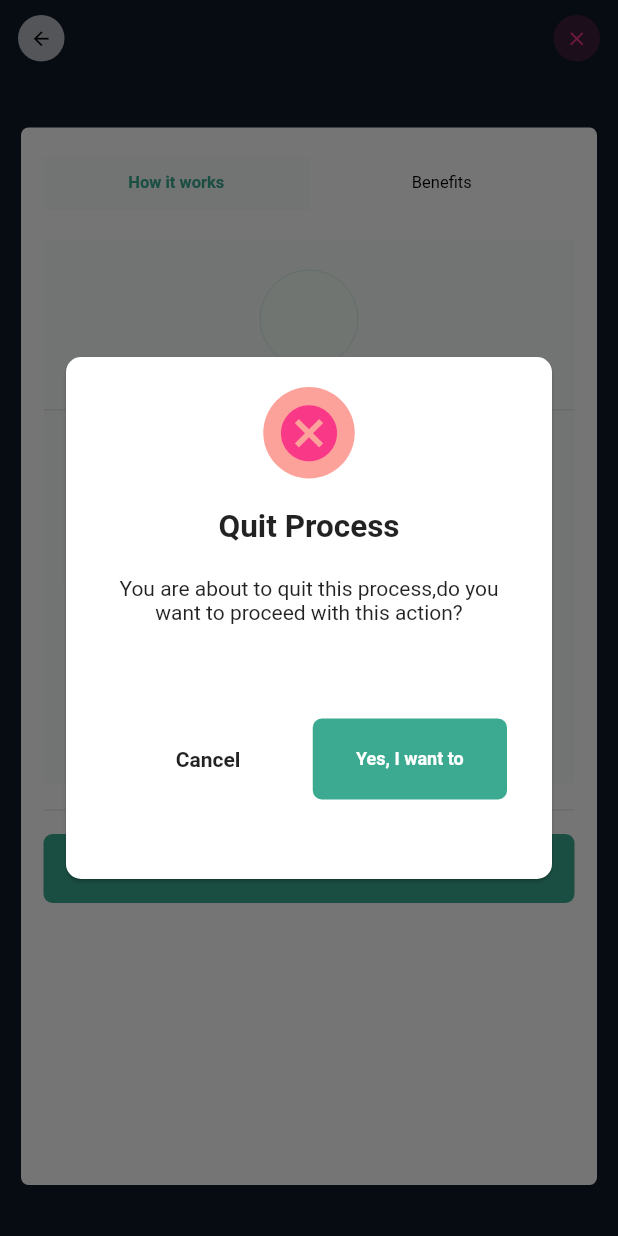
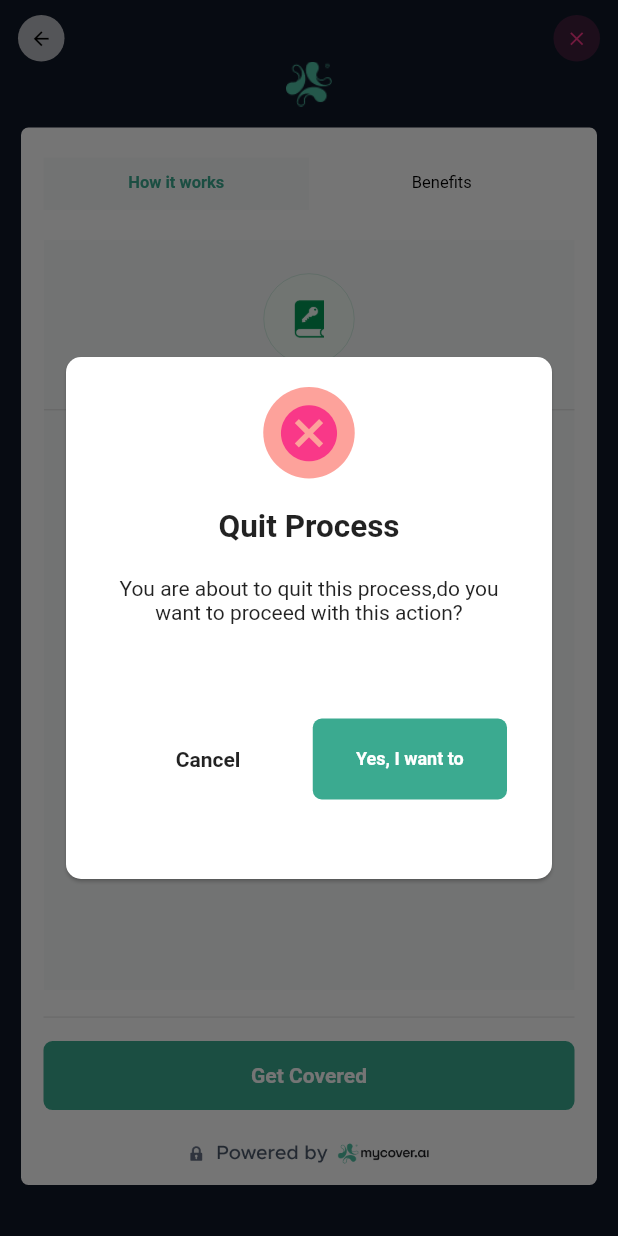
Before and after one commit to ibuildgenius/mca-flutter-sdk, a Flutter app: the MyCover screen opened directly with empty values, after a tap on the "close" icon, on a phone screen of 412 x 824 dp. Run offline on Flutter 3.47's test engine with Material 2 defaults, Android fonts, the phone set to English and light mode, and no system bars; our stand-ins replace after_layout, camera, fluttertoast, geolocator, get, image_picker and 2 more; missing offline and left inert: video_compress; network calls fail; Roboto replaces fonts that are missing (Space).

Commit message:
fit path issues

```diff
--- a/example/pubspec.yaml
+++ b/example/pubspec.yaml
@@ -19,6 +19,7 @@ version: 1.0.0+1
 
 environment:
   sdk: ">=2.16.2 <3.0.0"
+  flutter: ">=1.17.0"
 
 # Dependencies specify other packages that your package needs in order to work.
 # To automatically upgrade your package dependencies to the latest versions
--- a/lib/src/inspection/camera_summary.dart
+++ b/lib/src/inspection/camera_summary.dart
@@ -148,7 +148,7 @@ inspectionSummary(context,
           child: Image.asset(
             'assets/images/checkout.png',
             width: width(context) * 0.2,
-            package: 'mca_flutter_sdk',
+            package: 'mca_official_flutter_sdk',
           ),
         ),
         const Center(
--- a/lib/src/inspection/completed.dart
+++ b/lib/src/inspection/completed.dart
@@ -20,7 +20,7 @@ class _CompletedScreenState extends State<CompletedScreen> {
             SizedBox(height: height(context) * 0.1),
             Image.asset(
               'assets/images/completed.png',
-              width: width(context) * 0.8,package: 'mca_flutter_sdk',
+              width: width(context) * 0.8,package: 'mca_official_flutter_sdk',
             ),
             const SizedBox(height: 20),
             const Text('Great job',
--- a/lib/src/inspection/demo.dart
+++ b/lib/src/inspection/demo.dart
@@ -69,7 +69,7 @@ class _DemoScreenState extends State<DemoScreen> {
               crossAxisAlignment: CrossAxisAlignment.end,
               children: [
                 Image.asset('assets/images/BACKGROUND.png',
-                    package: 'mca_flutter_sdk',
+                    package: 'mca_official_flutter_sdk',
                     height: height(context) * 0.25),
               ],
             ),
@@ -85,7 +85,7 @@ class _DemoScreenState extends State<DemoScreen> {
                       borderRadius: BorderRadius.circular(48),
                       child: Image.asset('assets/images/hqvdw.gif',
                           width: height(context) * 0.28,
-                          package: 'mca_flutter_sdk'),
+                          package: 'mca_official_flutter_sdk'),
                     ),
                   ),
                   SizedBox(height: height(context) * 0.04),
--- a/lib/src/views/all_products.dart
+++ b/lib/src/views/all_products.dart
@@ -174,7 +174,7 @@ class _AllProductsState extends State<AllProducts> {
                                     getImages(item['productCategory']['name']),
                                     height: 40,
                                     width: 40,
-                                    package: 'mca_flutter_sdk'),
+                                    package: 'mca_official_flutter_sdk'),
                                 title: Text(item['name']),
                                 trailing: Text(
                                     item['is_dynamic_pricing']
--- a/lib/src/views/auto.dart
+++ b/lib/src/views/auto.dart
@@ -90,7 +90,7 @@ class _AutoScreenState extends State<AutoScreen> with TickerProviderStateMixin {
                 color: FILL_GREEN),
             child: Padding(
                 padding: const EdgeInsets.all(20.0),
-                child: Image.asset(book, height: 25,                      package: 'mca_flutter_sdk'
+                child: Image.asset(book, height: 25,                      package: 'mca_official_flutter_sdk'
                 ))),
         verticalSpace(),
         const Divider(),
@@ -118,7 +118,7 @@ class _AutoScreenState extends State<AutoScreen> with TickerProviderStateMixin {
                 color: FILL_GREEN),
             child: Padding(
                 padding: const EdgeInsets.all(20.0),
-                child: Image.asset(insight, height: 25,                      package: 'mca_flutter_sdk'
+                child: Image.asset(insight, height: 25,                      package: 'mca_official_flutter_sdk'
                 ))),
         verticalSpace(),
         const Divider(),
@@ -146,7 +146,7 @@ class _AutoScreenState extends State<AutoScreen> with TickerProviderStateMixin {
                 color: FILL_GREEN),
             child: Padding(
                 padding: const EdgeInsets.all(20.0),
-                child: Image.asset(layer, height: 25,                      package: 'mca_flutter_sdk'
+                child: Image.asset(layer, height: 25,                      package: 'mca_official_flutter_sdk'
                 ))),
         verticalSpace(),
         const Divider(),
--- a/lib/src/views/failed.dart
+++ b/lib/src/views/failed.dart
@@ -60,7 +60,7 @@ class Failed extends StatelessWidget {
                                       child: Image.asset(failed,
                                           height: 30,
                                           width: 30,
-                                          package: 'mca_flutter_sdk'),
+                                          package: 'mca_official_flutter_sdk'),
                                     ))),
                             verticalSpace(),
                             const Center(
--- a/lib/src/views/form.dart
+++ b/lib/src/views/form.dart
@@ -322,7 +322,7 @@ class _FormScreenState extends State<FormScreen> {
           //       }),
           // ),
           // Image.asset(myCover,
-          //     width: 170, fit: BoxFit.fitWidth, package: 'mca_flutter_sdk'),
+          //     width: 170, fit: BoxFit.fitWidth, package: 'mca_official_flutter_sdk'),
         ],
       ),
     );
@@ -337,7 +337,7 @@ class _FormScreenState extends State<FormScreen> {
     //         mainAxisAlignment: MainAxisAlignment.center,
     //         children: [
     //           logo == ''
-    //               ? Image.asset(mca, height: 30, package: 'mca_flutter_sdk')
+    //               ? Image.asset(mca, height: 30, package: 'mca_official_flutter_sdk')
     //               : Image.network(
     //             logo,
     //             height: 30,
@@ -1102,7 +1102,7 @@ class _FormScreenState extends State<FormScreen> {
           child: Row(
             children: [
               Image.asset(image,
-                  height: 45, fit: BoxFit.fitWidth, package: 'mca_flutter_sdk'),
+                  height: 45, fit: BoxFit.fitWidth, package: 'mca_official_flutter_sdk'),
               const SizedBox(width: 15),
               Expanded(
                 child: Column(
--- a/lib/src/views/health.dart
+++ b/lib/src/views/health.dart
@@ -85,7 +85,7 @@ class _HealthScreenState extends State<HealthScreen>
                 color: FILL_GREEN),
             child: Padding(
                 padding: const EdgeInsets.all(20.0),
-                child: Image.asset(book, height: 25,                      package: 'mca_flutter_sdk'
+                child: Image.asset(book, height: 25,                      package: 'mca_official_flutter_sdk'
                 ))),
         verticalSpace(),
         const Divider(),
@@ -111,7 +111,7 @@ class _HealthScreenState extends State<HealthScreen>
                 color: FILL_GREEN),
             child: Padding(
                 padding: const EdgeInsets.all(20.0),
-                child: Image.asset(insight, height: 25,                      package: 'mca_flutter_sdk'
+                child: Image.asset(insight, height: 25,                      package: 'mca_official_flutter_sdk'
                 ))),
         verticalSpace(),
         const Divider(),
--- a/lib/src/views/landing.dart
+++ b/lib/src/views/landing.dart
@@ -204,7 +204,7 @@ class _MyCoverState extends State<MyCover> with AfterLayoutMixin<MyCover> {
               children: [
                 logo == ''
                     ? Image.asset(mca,
-                    height: 30, package: 'mca_flutter_sdk')
+                    height: 30, package: 'mca_official_flutter_sdk')
                     : Image.network(
                   logo,
                   height: 30,
@@ -237,7 +237,7 @@ class _MyCoverState extends State<MyCover> with AfterLayoutMixin<MyCover> {
                         Image.asset(myCover,
                             width: 160,
                             fit: BoxFit.fitWidth,
-                            package: 'mca_flutter_sdk'),
+                            package: 'mca_official_flutter_sdk'),
 
                         smallVerticalSpace(),
                       ],
@@ -293,7 +293,7 @@ class _MyCoverState extends State<MyCover> with AfterLayoutMixin<MyCover> {
                       child: Padding(
                         padding: const EdgeInsets.all(8.0),
                         child: Image.asset(checkOut,
-                            height: 55, width: 55, package: 'mca_flutter_sdk'),
+                            height: 55, width: 55, package: 'mca_official_flutter_sdk'),
                       ))),
               verticalSpace(),
               const Center(
--- a/lib/src/views/travel.dart
+++ b/lib/src/views/travel.dart
@@ -88,7 +88,7 @@ class _TravelScreenState extends State<TravelScreen>
                 color: FILL_GREEN),
             child: Padding(
                 padding: const EdgeInsets.all(20.0),
-                child: Image.asset(book, height: 25,package: 'mca_flutter_sdk'))),
+                child: Image.asset(book, height: 25,package: 'mca_official_flutter_sdk'))),
         verticalSpace(),
         const Divider(),
         verticalSpace(),
@@ -113,7 +113,7 @@ class _TravelScreenState extends State<TravelScreen>
                 color: FILL_GREEN),
             child: Padding(
                 padding: const EdgeInsets.all(20.0),
-                child: Image.asset(insight, height: 25,package: 'mca_flutter_sdk'))),
+                child: Image.asset(insight, height: 25,package: 'mca_official_flutter_sdk'))),
         verticalSpace(),
         const Divider(),
         verticalSpace(),
--- a/lib/src/widgets/body_scaffold.dart
+++ b/lib/src/widgets/body_scaffold.dart
@@ -54,7 +54,7 @@ class BodyScaffold extends StatelessWidget {
             children: [
               logo == ''
                   ? Image.asset(mca,
-                  height: 30, package: 'mca_flutter_sdk')
+                  height: 30, package: 'mca_official_flutter_sdk')
                   : Image.network(
                 logo,
                 height: 30,
@@ -86,7 +86,7 @@ class BodyScaffold extends StatelessWidget {
                       Image.asset(myCover,
                           width: 160,
                           fit: BoxFit.fitWidth,
-                          package: 'mca_flutter_sdk'),
+                          package: 'mca_official_flutter_sdk'),
 
                       smallVerticalSpace(),
                     ],
@@ -157,7 +157,7 @@ class FormBodyScaffold extends StatelessWidget {
               children: [
                 logo == ''
                     ? Image.asset(mca,
-                    height: 30, package: 'mca_flutter_sdk')
+                    height: 30, package: 'mca_official_flutter_sdk')
                     : Image.network(
                   logo,
                   height: 30,
@@ -188,7 +188,7 @@ class FormBodyScaffold extends StatelessWidget {
                       Image.asset(myCover,
                           width: 160,
                           fit: BoxFit.fitWidth,
-                          package: 'mca_flutter_sdk'),
+                          package: 'mca_official_flutter_sdk'),
 
                       smallVerticalSpace(),
                     ],
--- a/lib/src/widgets/dialogs.dart
+++ b/lib/src/widgets/dialogs.dart
@@ -49,7 +49,7 @@ class Dialogs {
                     child: Image.asset(
                       'assets/images/checkout.png',
                       width: width(context) * 0.2,
-                      package: 'mca_flutter_sdk',
+                      package: 'mca_official_flutter_sdk',
                     ),
                   ),
                   const Center(
@@ -238,7 +238,7 @@ class Dialogs {
                                     child: Image.asset(checkOut,
                                         height: 55,
                                         width: 55,
-                                        package: 'mca_flutter_sdk'),
+                                        package: 'mca_official_flutter_sdk'),
                                   ))),
                           verticalSpace(),
                           Center(
@@ -414,7 +414,7 @@ class Dialogs {
                                     child: Image.asset(failed,
                                         height: 55,
                                         width: 55,
-                                        package: 'mca_flutter_sdk'),
+                                        package: 'mca_official_flutter_sdk'),
                                   ))),
                           verticalSpace(),
                           const Center(
--- a/pubspec.yaml
+++ b/pubspec.yaml
@@ -17,7 +17,7 @@ dependencies:
   camera: ^0.10.3
   get: ^4.6.4
   video_compress: ^3.1.0
-  permission_handler: ^9.2.0
+  permission_handler: ^10.2.0
   geolocator: ^9.0.2
   sentry_flutter: ^6.9.0
   after_layout: ^1.2.0
```
Also changed, not shown: lib/src/inspection/camera_screen.dart (+6 -6 lines), lib/src/views/gadget.dart (+3 -4 lines), example/pubspec.lock, lib/mca_official_flutter_sdk.dart (line endings or trailing spaces), 6 other files.
